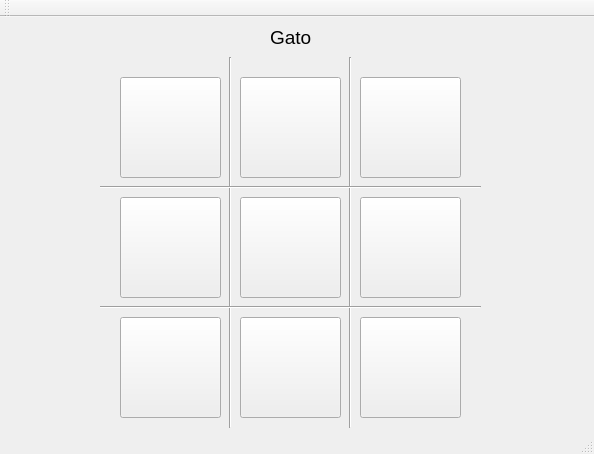
Qt form mainwindow.ui (javith20/Gato) before a commit.
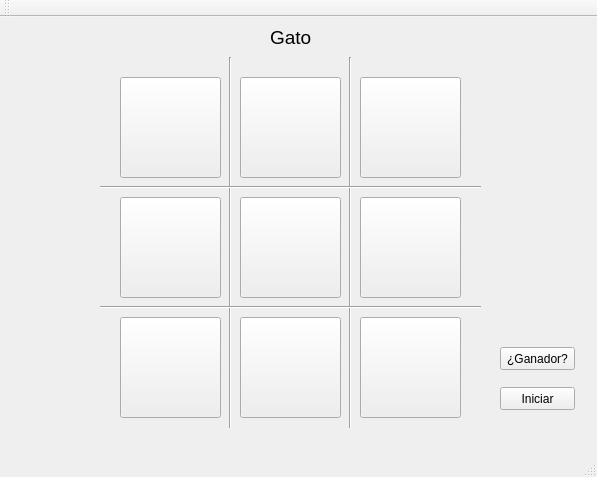
The same form after that commit.

```diff
--- a/mainwindow.ui
+++ b/mainwindow.ui
@@ -6,8 +6,8 @@
    <rect>
     <x>0</x>
     <y>0</y>
-    <width>594</width>
-    <height>454</height>
+    <width>597</width>
+    <height>477</height>
    </rect>
   </property>
   <property name="windowTitle">
@@ -201,6 +201,32 @@
      <string>Gato</string>
     </property>
    </widget>
+   <widget class="QPushButton" name="iniciarButton">
+    <property name="geometry">
+     <rect>
+      <x>500</x>
+      <y>370</y>
+      <width>75</width>
+      <height>23</height>
+     </rect>
+    </property>
+    <property name="text">
+     <string>Iniciar</string>
+    </property>
+   </widget>
+   <widget class="QPushButton" name="pushButton">
+    <property name="geometry">
+     <rect>
+      <x>500</x>
+      <y>330</y>
+      <width>75</width>
+      <height>23</height>
+     </rect>
+    </property>
+    <property name="text">
+     <string>¿Ganador?</string>
+    </property>
+   </widget>
   </widget>
   <widget class="QMenuBar" name="menuBar">
    <property name="geometry">
```
Left out of the diff: 113 changed lines with no effect on the pictures.
